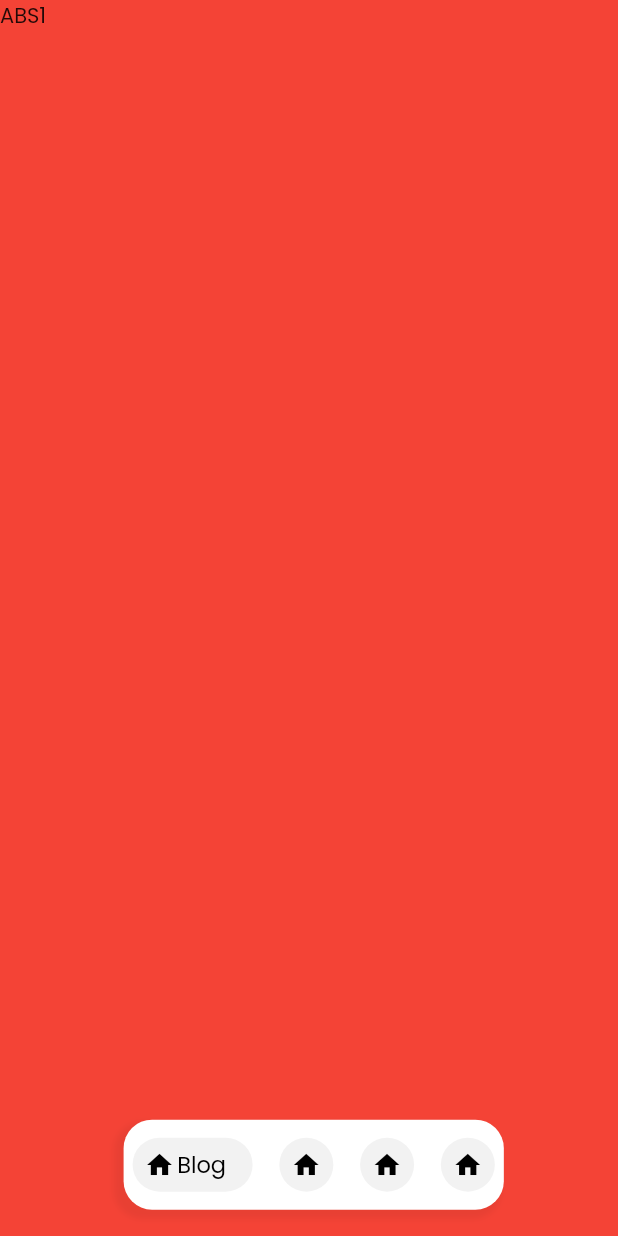
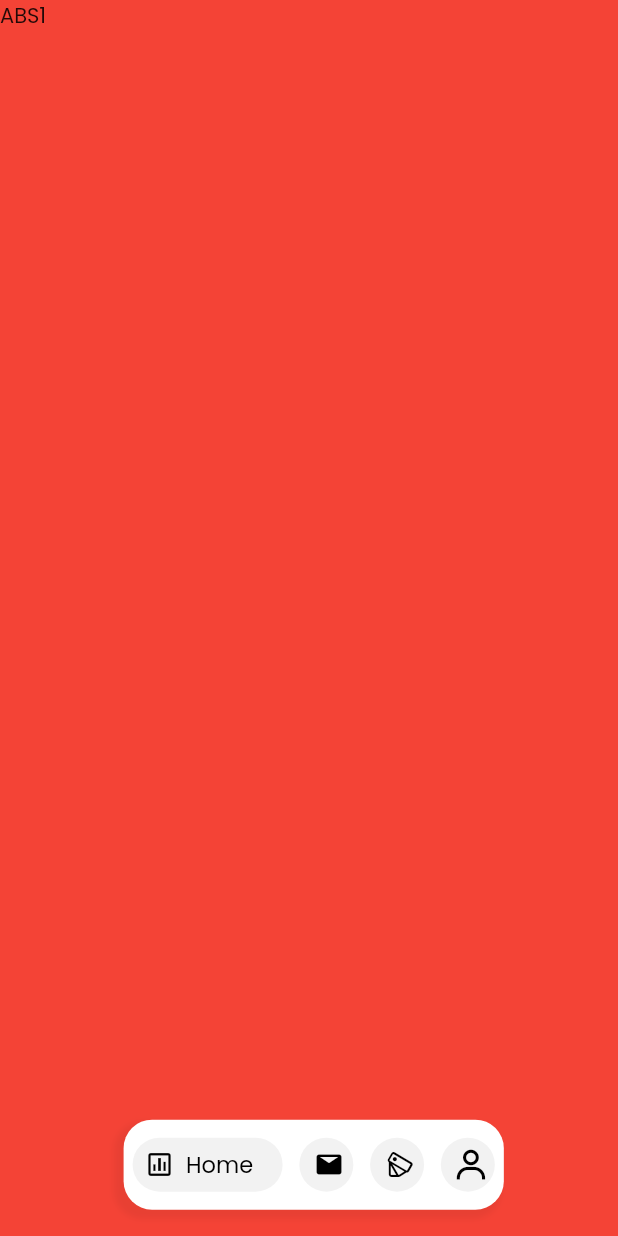
Before and after one commit to augustusgit/fuxui, a Flutter app: the screen it shows after launch, on a phone screen of 412 x 824 dp. Run offline on Flutter 3.47's test engine with Material 2 defaults, Android fonts, the phone set to English and light mode, and no system bars; our stand-ins replace flutter_svg.

Commit message:
(improvement)
created and added custom App Icons

```diff
--- a/lib/constants/styles.dart
+++ b/lib/constants/styles.dart
@@ -1,6 +1,6 @@
-import 'package:WurkFux/constants/strings.dart';
 import 'package:flutter/cupertino.dart';
 import 'package:flutter/material.dart';
+import 'package:wurkfux/constants/strings.dart';
 
 import 'colors.dart';
 
--- a/lib/main.dart
+++ b/lib/main.dart
@@ -1,6 +1,6 @@
-import 'package:WurkFux/view/app.dart';
 import 'package:flutter/material.dart';
 import 'package:flutter/services.dart';
+import 'package:wurkfux/view/app.dart';
 
 void main() {
   WidgetsFlutterBinding.ensureInitialized();
--- a/lib/view/main/dashboard.dart
+++ b/lib/view/main/dashboard.dart
@@ -1,8 +1,9 @@
-import 'package:WurkFux/constants/colors.dart';
-import 'package:WurkFux/constants/styles.dart';
-import 'package:WurkFux/view/widgets/custom_bottom_nav_bar.dart';
 import 'package:flutter/cupertino.dart';
 import 'package:flutter/material.dart';
+import 'package:wurkfux/constants/colors.dart';
+import 'package:wurkfux/constants/styles.dart';
+import 'package:wurkfux/view/widgets/custom_bottom_nav_bar.dart';
+import 'package:wurkfux/view/wurk_fux_icons.dart';
 
 class Dashboard extends StatefulWidget {
   @override
@@ -48,9 +49,9 @@ class _Dashboard extends State<Dashboard> {
       onItemSelected: (index) => setState(() => _currentIndex = index),
       items: <BottomNavyBarItem>[
         BottomNavyBarItem(
-          icon: Icon(Icons.home),
+          icon: Icon(WurkFuxIcons.bar_chart_square),
           title: Text(
-            'Blog',
+            'Home',
             style: AppStyles.bottomBarStyle,
           ),
           activeColor: AppColors.black,
@@ -58,9 +59,9 @@ class _Dashboard extends State<Dashboard> {
           textAlign: TextAlign.center,
         ),
         BottomNavyBarItem(
-          icon: Icon(Icons.home),
+          icon: Icon(WurkFuxIcons.mail),
           title: Text(
-            'Blog',
+            'InMail',
             style: AppStyles.bottomBarStyle,
           ),
           activeColor: AppColors.black,
@@ -68,9 +69,9 @@ class _Dashboard extends State<Dashboard> {
           textAlign: TextAlign.center,
         ),
         BottomNavyBarItem(
-          icon: Icon(Icons.home),
+          icon: Icon(WurkFuxIcons.orders),
           title: Text(
-            'Blog',
+            'Services',
             style: AppStyles.bottomBarStyle,
           ),
           activeColor: AppColors.black,
@@ -78,9 +79,9 @@ class _Dashboard extends State<Dashboard> {
           textAlign: TextAlign.center,
         ),
         BottomNavyBarItem(
-          icon: Icon(Icons.home),
+          icon: Icon(WurkFuxIcons.user),
           title: Text(
-            'Blog',
+            'Profile',
             style: AppStyles.bottomBarStyle,
           ),
           activeColor: AppColors.black,
--- a/lib/view/onboarding/auth/login/login_form.dart
+++ b/lib/view/onboarding/auth/login/login_form.dart
@@ -1,8 +1,8 @@
-import 'package:WurkFux/constants/images.dart';
-import 'package:WurkFux/constants/strings.dart';
-import 'package:WurkFux/view/widgets/spacing.dart';
 import 'package:flutter/material.dart';
 import 'package:flutter_svg/flutter_svg.dart';
+import 'package:wurkfux/constants/images.dart';
+import 'package:wurkfux/constants/strings.dart';
+import 'package:wurkfux/view/widgets/spacing.dart';
 
 class LoginForm extends StatelessWidget {
   const LoginForm({Key? key}) : super(key: key);
--- a/lib/view/onboarding/auth/signup/sign_up_form.dart
+++ b/lib/view/onboarding/auth/signup/sign_up_form.dart
@@ -1,7 +1,7 @@
-import 'package:WurkFux/constants/strings.dart';
-import 'package:WurkFux/view/widgets/spacing.dart';
 import 'package:flutter/material.dart';
 import 'package:flutter_svg/flutter_svg.dart';
+import 'package:wurkfux/constants/strings.dart';
+import 'package:wurkfux/view/widgets/spacing.dart';
 
 class SignUpForm extends StatelessWidget {
   const SignUpForm({Key? key}) : super(key: key);
--- a/lib/view/onboarding/welcome/main_welcome_screen.dart
+++ b/lib/view/onboarding/welcome/main_welcome_screen.dart
@@ -1,7 +1,7 @@
-import 'package:WurkFux/constants/colors.dart';
-import 'package:WurkFux/constants/strings.dart';
-import 'package:WurkFux/view/utilities/size_config.dart';
 import 'package:flutter/material.dart';
+import 'package:wurkfux/constants/colors.dart';
+import 'package:wurkfux/constants/strings.dart';
+import 'package:wurkfux/view/utilities/size_config.dart';
 
 class WelcomeScreen extends StatelessWidget {
   const WelcomeScreen({Key? key}) : super(key: key);
--- a/lib/view/widgets/custom_bottom_nav_bar.dart
+++ b/lib/view/widgets/custom_bottom_nav_bar.dart
@@ -1,8 +1,8 @@
-import 'package:WurkFux/constants/colors.dart';
-import 'package:WurkFux/constants/strings.dart';
-import 'package:WurkFux/view/utilities/size_config.dart';
 import 'package:flutter/material.dart';
 import 'package:flutter/widgets.dart';
+import 'package:wurkfux/constants/colors.dart';
+import 'package:wurkfux/constants/strings.dart';
+import 'package:wurkfux/view/utilities/size_config.dart';
 
 class FloatingBottomBar extends StatelessWidget {
   FloatingBottomBar({
@@ -61,7 +61,7 @@ class FloatingBottomBar extends StatelessWidget {
       child: SizedBox(
         child: Container(
           height: containerHeight,
-          padding: const EdgeInsets.symmetric(vertical: 12, horizontal: 6),
+          padding: const EdgeInsets.symmetric(vertical: 12.0, horizontal: 6.0),
           child: Row(
             mainAxisAlignment: mainAxisAlignment,
             children: items.map((item) {
@@ -109,7 +109,7 @@ class _ItemWidget extends StatelessWidget {
       container: true,
       selected: isSelected,
       child: AnimatedContainer(
-        width: isSelected ? 80 : 36,
+        width: isSelected ? 100 : 36,
         height: kBottomNavigationBarHeight,
         duration: animationDuration,
         curve: curve,
@@ -125,10 +125,10 @@ class _ItemWidget extends StatelessWidget {
           scrollDirection: Axis.horizontal,
           physics: NeverScrollableScrollPhysics(),
           child: Container(
-            width: isSelected ? 80 : 36,
+            width: isSelected ? 100 : 36,
             height: kBottomNavigationBarHeight,
             padding:
-                EdgeInsets.only(left: 8.0, top: 4.0, bottom: 4.0, right: 8.0),
+                EdgeInsets.only(left: 8.0, top: 4.0, bottom: 4.0, right: 4.0),
             child: Row(
               mainAxisSize: MainAxisSize.max,
               mainAxisAlignment: MainAxisAlignment.center,
--- a/lib/view/widgets/spacing.dart
+++ b/lib/view/widgets/spacing.dart
@@ -1,6 +1,6 @@
-import 'package:WurkFux/view/utilities/size_config.dart';
 import 'package:flutter/cupertino.dart';
 import 'package:flutter/material.dart';
+import 'package:wurkfux/view/utilities/size_config.dart';
 
 class Spacing extends StatelessWidget {
   final double height;
--- /dev/null
+++ b/lib/view/wurk_fux_icons.dart
@@ -0,0 +1,56 @@
+/// Flutter icons WurkFuxIcons
+/// Copyright (C) 2021 by original authors @ fluttericon.com, fontello.com
+/// This font was generated by FlutterIcon.com, which is derived from Fontello.
+///
+/// To use this font, place it in your fonts/ directory and include the
+/// following in your pubspec.yaml
+///
+/// flutter:
+///   fonts:
+///    - family:  WurkFuxIcons
+///      fonts:
+///       - asset: fonts/WurkFuxIcons.ttf
+///
+///
+///
+import 'package:flutter/widgets.dart';
+
+class WurkFuxIcons {
+  WurkFuxIcons._();
+
+  static const _kFontFam = 'WurkFuxIcons';
+  static const String? _kFontPkg = null;
+
+  static const IconData app_version =
+      IconData(0xe800, fontFamily: _kFontFam, fontPackage: _kFontPkg);
+  static const IconData bar_chart_square =
+      IconData(0xe801, fontFamily: _kFontFam, fontPackage: _kFontPkg);
+  static const IconData calendar =
+      IconData(0xe802, fontFamily: _kFontFam, fontPackage: _kFontPkg);
+  static const IconData chevron_down =
+      IconData(0xe803, fontFamily: _kFontFam, fontPackage: _kFontPkg);
+  static const IconData circle_checked =
+      IconData(0xe804, fontFamily: _kFontFam, fontPackage: _kFontPkg);
+  static const IconData file_blank =
+      IconData(0xe805, fontFamily: _kFontFam, fontPackage: _kFontPkg);
+  static const IconData flag_outline =
+      IconData(0xe806, fontFamily: _kFontFam, fontPackage: _kFontPkg);
+  static const IconData image_alt =
+      IconData(0xe807, fontFamily: _kFontFam, fontPackage: _kFontPkg);
+  static const IconData label =
+      IconData(0xe808, fontFamily: _kFontFam, fontPackage: _kFontPkg);
+  static const IconData log_out =
+      IconData(0xe809, fontFamily: _kFontFam, fontPackage: _kFontPkg);
+  static const IconData mail =
+      IconData(0xe80a, fontFamily: _kFontFam, fontPackage: _kFontPkg);
+  static const IconData orders =
+      IconData(0xe80b, fontFamily: _kFontFam, fontPackage: _kFontPkg);
+  static const IconData password =
+      IconData(0xe80c, fontFamily: _kFontFam, fontPackage: _kFontPkg);
+  static const IconData send =
+      IconData(0xe80d, fontFamily: _kFontFam, fontPackage: _kFontPkg);
+  static const IconData short_right =
+      IconData(0xe80e, fontFamily: _kFontFam, fontPackage: _kFontPkg);
+  static const IconData user =
+      IconData(0xe80f, fontFamily: _kFontFam, fontPackage: _kFontPkg);
+}
--- a/pubspec.yaml
+++ b/pubspec.yaml
@@ -1,4 +1,4 @@
-name: WurkFux
+name: wurkfux
 description: Your Personal Virtaul Assistant
 
 publish_to: 'none' # Remove this line if you wish to publish to pub.dev
@@ -51,3 +51,7 @@ flutter:
           weight: 800
         - asset: assets/fonts/PoppinsBlack.ttf
           weight: 900
+
+    - family: WurkFuxIcons
+      fonts:
+        - asset: assets/fonts/WurkFuxIcons.ttf
```
Also changed, not shown: lib/view/app.dart (+4 -4 lines), lib/view/onboarding/auth/login/login_screen.dart (+4 -4 lines), lib/view/onboarding/auth/signup/sign_up_screen.dart (+5 -5 lines), lib/view/onboarding/splash.dart (+4 -4 lines), assets/fonts/WurkFuxIcons.ttf (added), 1 other file.
